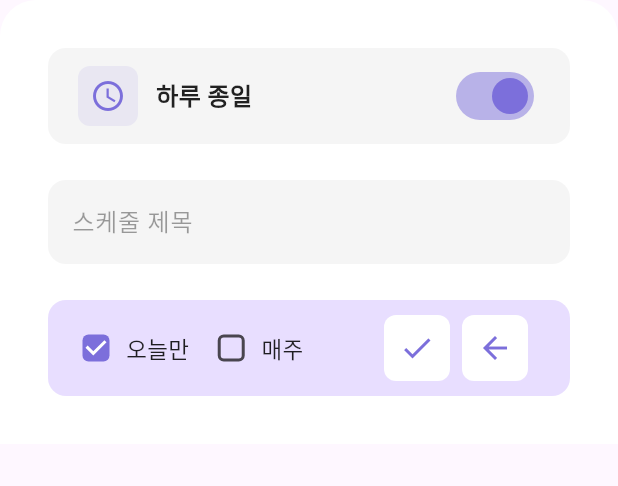
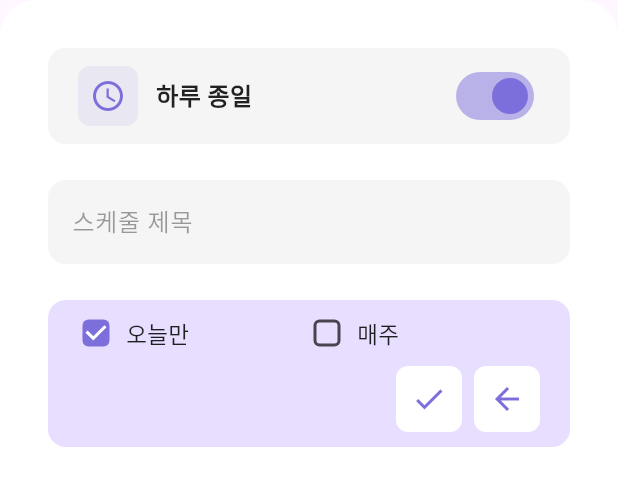
Before and after one commit to dbstjr3067/All-In-One-Scheduler, a Flutter app: the ScheduleSetter widget shown alone on an empty page, opened directly, on a phone screen of 412 x 824 dp. Shown: the top 486 px of the screen. Run offline on Flutter 3.47's test engine with Material 3 defaults, Android fonts, the light colour scheme and no system bars; our stand-ins replace cloud_firestore, firebase_auth, firebase_core, google_sign_in, shared_preferences; accounts and stored records are empty.

Commit message:
스케쥴 화면 오버플로우 해결, 스크롤바 추가

```diff
--- a/all_in_one_scheduler/lib/pages/scheduler/schedule_setting_page.dart
+++ b/all_in_one_scheduler/lib/pages/scheduler/schedule_setting_page.dart
@@ -1,9 +1,7 @@
 import 'package:flutter/material.dart';
 import 'package:flutter/services.dart';
 import 'package:all_in_one_scheduler/services/schedule/schedule.dart';
-import 'package:all_in_one_scheduler/pages/scheduler_page.dart' as scheduler_page;
 import 'package:cloud_firestore/cloud_firestore.dart';
-import 'package:intl/intl.dart';
 
 class ScheduleSetter extends StatefulWidget {
   final Schedule? initialSchedule;
@@ -61,7 +59,12 @@ class _ScheduleSetterState extends State<ScheduleSetter> {
 
   @override
   Widget build(BuildContext context) {
-    return Container(
+    return SingleChildScrollView(
+      child: Padding(
+        padding: EdgeInsets.only(
+          bottom: MediaQuery.of(context).viewInsets.bottom,
+        ),
+        child: Container(
           width: double.infinity,
           padding: const EdgeInsets.all(32),
           decoration: const BoxDecoration(
@@ -267,19 +270,18 @@ class _ScheduleSetterState extends State<ScheduleSetter> {
 
               // 체크박스 및 버튼 영역
               Container(
-            height: 64,
-            padding: const EdgeInsets.symmetric(horizontal: 20),
+                padding: const EdgeInsets.symmetric(horizontal: 20, vertical: 10),
                 decoration: BoxDecoration(
                   color: const Color(0xFFE8DEFF),
                   borderRadius: BorderRadius.circular(12),
                 ),
-            child: Row(
-              mainAxisAlignment: MainAxisAlignment.spaceBetween,
+                child: Column(
                   children: [
                     // 체크박스들
                     Row(
                       children: [
-                    Row(
+                        Expanded(
+                          child: Row(
                             children: [
                               SizedBox(
                                 width: 24,
@@ -313,8 +315,9 @@ class _ScheduleSetterState extends State<ScheduleSetter> {
                               ),
                             ],
                           ),
-                    const SizedBox(width: 16),
-                    Row(
+                        ),
+                        Expanded(
+                          child: Row(
                             children: [
                               SizedBox(
                                 width: 24,
@@ -348,11 +351,13 @@ class _ScheduleSetterState extends State<ScheduleSetter> {
                               ),
                             ],
                           ),
+                        ),
                       ],
                     ),
-
+                    const SizedBox(height: 10),
                     // 버튼들
                     Row(
+                      mainAxisAlignment: MainAxisAlignment.end,
                       children: [
                         // 확인 버튼
                         InkWell(
@@ -423,8 +428,9 @@ class _ScheduleSetterState extends State<ScheduleSetter> {
                             ),
                           ),
                         ),
+                        if(widget.isEditMode) ...[
                           const SizedBox(width: 8),
-                    if(widget.isEditMode) InkWell(
+                          InkWell(
                             onTap: () {
                               Navigator.pop(context, 'delete');
                             },
@@ -443,11 +449,14 @@ class _ScheduleSetterState extends State<ScheduleSetter> {
                             ),
                           ),
                         ],
+                      ],
                     ),
                   ],
                 ),
               ),
             ],
+          ),
+        ),
       ),
     );
   }
```
Also changed, not shown: all_in_one_scheduler/lib/pages/scheduler_page.dart (+20 -4 lines). Lines whose indentation alone changed are shown as unchanged.
